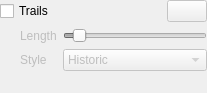
Above: gui/FeatureOptions.ui from Kitware/TeleSculptor before the change. Below: the same form after it.
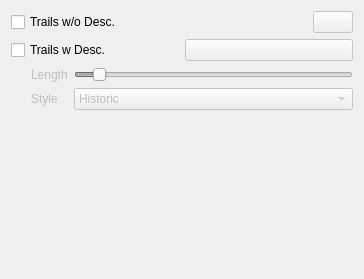
That is the form after the change. Custom widgets are drawn as their Qt base class.

```diff
--- a/gui/FeatureOptions.ui
+++ b/gui/FeatureOptions.ui
@@ -6,23 +6,62 @@
    <rect>
     <x>0</x>
     <y>0</y>
-    <width>207</width>
-    <height>93</height>
+    <width>364</width>
+    <height>279</height>
    </rect>
   </property>
   <property name="windowTitle">
    <string>Form</string>
   </property>
+  <layout class="QVBoxLayout" name="verticalLayout">
+   <item>
   <layout class="QFormLayout" name="formLayout">
-   <property name="margin">
-    <number>0</number>
-   </property>
+     <item row="1" column="0" colspan="2">
+      <layout class="QHBoxLayout" name="trailLayoutWithDesc" stretch="0,0">
+       <item>
+        <widget class="QCheckBox" name="showTrailsWithDesc">
+         <property name="enabled">
+          <bool>true</bool>
+         </property>
+         <property name="text">
+          <string>Trails w Desc.</string>
+         </property>
+         <property name="checked">
+          <bool>false</bool>
+         </property>
+        </widget>
+       </item>
+       <item>
+        <widget class="ActorColorButton" name="trailColorWithDesc">
+         <property name="enabled">
+          <bool>false</bool>
+         </property>
+         <property name="color" stdset="0">
+          <color>
+           <red>0</red>
+           <green>192</green>
+           <blue>0</blue>
+          </color>
+         </property>
+         <property name="alphaShown" stdset="0">
+          <bool>true</bool>
+         </property>
+        </widget>
+       </item>
+      </layout>
+     </item>
    <item row="0" column="0" colspan="2">
     <layout class="QHBoxLayout" name="trailLayout" stretch="1,0">
      <item>
-      <widget class="QCheckBox" name="showTrails">
+        <widget class="QCheckBox" name="showTrailsWithoutDesc">
+         <property name="enabled">
+          <bool>true</bool>
+         </property>
        <property name="text">
-        <string>Trails</string>
+          <string>Trails w/o Desc.</string>
+         </property>
+         <property name="checked">
+          <bool>false</bool>
        </property>
       </widget>
      </item>
@@ -45,7 +84,7 @@
      </item>
     </layout>
    </item>
-   <item row="1" column="0" colspan="2">
+     <item row="2" column="0" colspan="2">
     <widget class="QWidget" name="trailOptions" native="true">
      <property name="enabled">
       <bool>false</bool>
@@ -118,6 +157,8 @@
     </widget>
    </item>
   </layout>
+   </item>
+  </layout>
  </widget>
  <customwidgets>
   <customwidget>
```
Left out of the diff: 44 changed lines with no effect on the pictures. Lines whose indentation alone changed are shown as unchanged.
